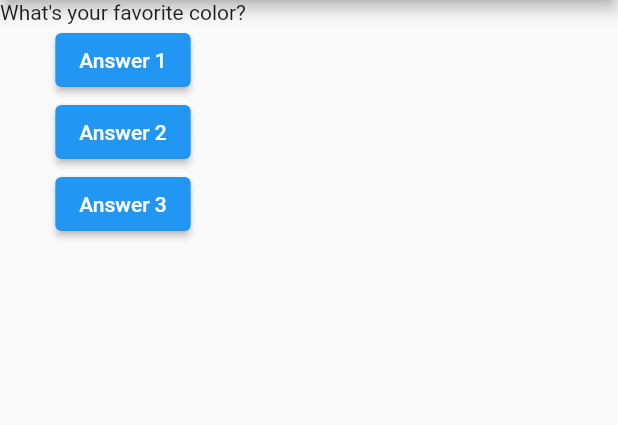
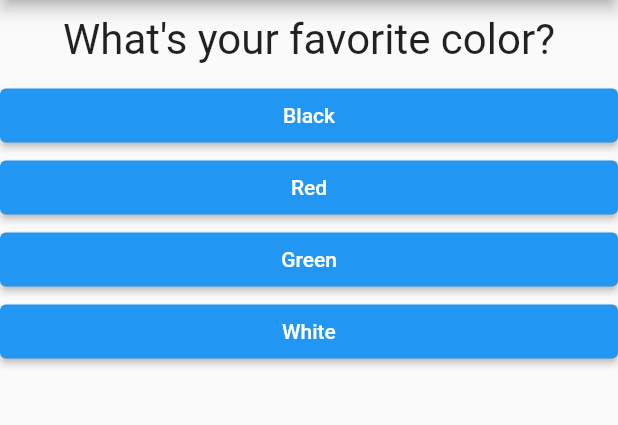
Before and after one commit to mojason-81/flutter_complete_guide, a Flutter app: the screen it shows after launch, on a phone screen of 412 x 824 dp, the part 84-509 px from its top. Run offline on Flutter 3.47's test engine with Material 2 defaults, Android fonts, the phone set to English and light mode, and no system bars.

Commit message:
Quiz app works

```diff
--- /dev/null
+++ b/lib/answer.dart
@@ -0,0 +1,23 @@
+import 'package:flutter/material.dart';
+
+class Answer extends StatelessWidget {
+  final Function selectHandler;
+  final String answerText;
+
+  Answer(this.selectHandler, this.answerText);
+
+  @override
+  Widget build(BuildContext context) {
+    return Container(
+      width: double.infinity,
+      child: ElevatedButton(
+        style: ButtonStyle(
+          backgroundColor: MaterialStateProperty.all(Colors.blue),
+          foregroundColor: MaterialStateProperty.all(Colors.white),
+        ),
+        child: Text(answerText),
+        onPressed: selectHandler,
+      ),
+    );
+  }
+}
--- a/lib/main.dart
+++ b/lib/main.dart
@@ -1,10 +1,7 @@
 import 'package:flutter/material.dart';
 
-import './question.dart';
-
-// void main() {
-//   runApp(MyApp());
-// }
+import './quiz.dart';
+import './result.dart';
 
 void main() => runApp(MyApp());
 
@@ -18,34 +15,67 @@ class MyApp extends StatefulWidget {
 
 class _MyAppState extends State<MyApp> {
   var _questionIndex = 0;
+  var _totalScore = 0;
 
-  void _answerQuestion() {
+  final List<Map<String, Object>> _questions = const [
+    {
+      'questionText': 'What\'s your favorite color?',
+      'answers': [
+        { 'text': 'Black', 'score': 10, },
+        { 'text': 'Red',   'score': 5, },
+        { 'text': 'Green', 'score': 3, },
+        { 'text': 'White', 'score': 1, },
+      ]
+    },
+    {
+      'questionText': 'What\'s your favorite animal?',
+      'answers': [
+        { 'text': 'Rabbit',   'score': 10, },
+        { 'text': 'Snake',    'score': 5, },
+        { 'text': 'Elephant', 'score': 3, },
+        { 'text': 'Lion',     'score': 1, },
+      ]
+    },
+    {
+      'questionText': 'Who\'s your favorite instructor?',
+      'answers': [
+        { 'text': 'Max',     'score': 10, },
+        { 'text': 'Me',      'score': 5, },
+        { 'text': 'Ug',      'score': 3, },
+        { 'text': 'Not Max', 'score': 1, },
+      ]
+    },
+  ];
+
+
+  void _answerQuestion(int score) {
     setState(() {
       _questionIndex = _questionIndex + 1;
+      _totalScore += score;
     });
-    print(_questionIndex);
+
+    print(_totalScore);
+    if (_questionIndex < _questions.length) {
+      print('More quesitons');
+    } else {
+      print('No more questions');
+    }
   }
 
   @override
   Widget build(BuildContext context) {
-    var _questions = [
-      'What\'s your favorite color?',
-      'What\'s your favorite animal?',
-    ];
-
     return MaterialApp(
       home: Scaffold(
         appBar: AppBar(
           title: Text('My First App'),
         ),
-        body: Column(
-          children: [
-            Question( _questions[_questionIndex], ),
-            ElevatedButton( child: Text('Answer 1'), onPressed: _answerQuestion, ),
-            ElevatedButton( child: Text('Answer 2'), onPressed: () => print('Answer 2 chosen!'), ),
-            ElevatedButton( child: Text('Answer 3'), onPressed: () => print('Answer 3 chosen!'), ),
-          ],
-        ),
+        body: _questionIndex < _questions.length
+            ? Quiz(
+                answerQuestion: _answerQuestion,
+                questions: _questions,
+                questionIndex: _questionIndex
+              )
+            : Result(_totalScore),
       ),
     );
   }
--- a/lib/question.dart
+++ b/lib/question.dart
@@ -7,6 +7,14 @@ class Question extends StatelessWidget {
 
   @override
   Widget build(BuildContext context) {
-    return Text(this.question);
+    return Container(
+      width: double.infinity,
+      margin: EdgeInsets.all(10),
+      child: Text(
+        this.question,
+        style: TextStyle(fontSize: 28),
+        textAlign: TextAlign.center,
+      ),
+    );
   }
 }
--- /dev/null
+++ b/lib/quiz.dart
@@ -0,0 +1,27 @@
+import 'package:flutter/material.dart';
+import './question.dart';
+import './answer.dart';
+
+class Quiz extends StatelessWidget {
+  final Function answerQuestion;
+  final List<Map<String, Object>> questions;
+  final int questionIndex;
+
+  Quiz({
+    @required this.answerQuestion,
+    @required this.questions,
+    @required this.questionIndex
+  });
+
+  @override
+  Widget build(BuildContext context) {
+    return Column(
+      children: [
+        Question( questions[questionIndex]['questionText'], ),
+          // Spread operator ...
+          ...(questions[questionIndex]['answers'] as List<Map<String, Object>>)
+              .map((answer) => Answer(() => answerQuestion(answer['score']), answer['text'])).toList(),
+      ],
+    );
+  }
+}
```
Also changed, not shown: lib/result.dart (added, +35 -0 lines).
